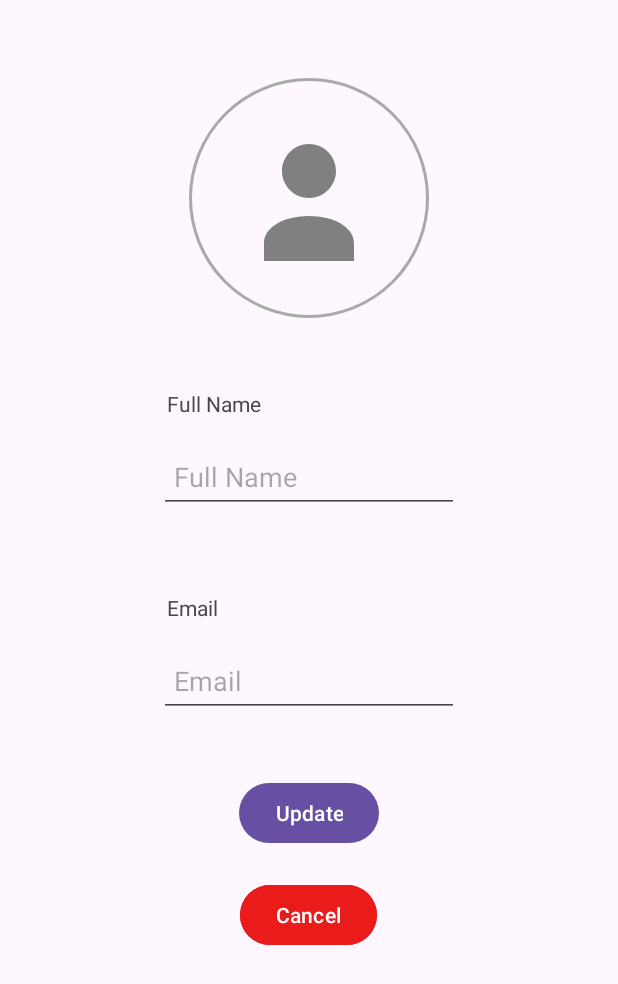
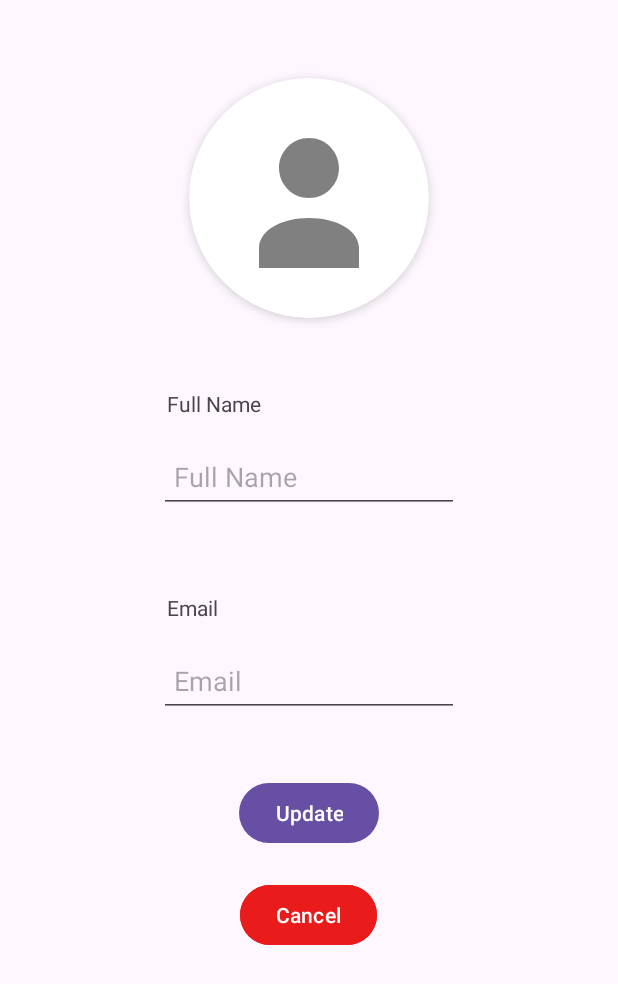
Before and after one commit to DolevNoa/Bookworm, an Android app: the ProfileFragment screen opened through its navigation route, on a phone screen of 412 x 824 dp. Shown: the top 984 px of the screen. Run offline under Robolectric (Android 15) with nearby library versions, the light colour scheme and no system bars; our stand-ins replace Firebase (no records; nobody signed in at launch, a user with empty details on screens opened directly).

Commit message:
Add card to view the image in a circle border

```diff
--- a/app/src/main/res/layout/fragment_profile.xml
+++ b/app/src/main/res/layout/fragment_profile.xml
@@ -10,17 +10,25 @@
     android:orientation="vertical"
     tools:context=".ui.userProfile.ProfileFragment">
 
-    <ImageView
-        android:id="@+id/profileImage"
+    <androidx.cardview.widget.CardView
         android:layout_width="160dp"
         android:layout_height="160dp"
         android:layout_marginTop="32dp"
-        android:clickable="true"
-        android:contentDescription="@string/profile_image"
-        android:scaleType="centerCrop"
-        android:src="@drawable/default_avatar"
-        android:background="@drawable/circle_border"
-        android:padding="8dp" />
+        app:cardCornerRadius="80dp"
+        app:cardElevation="4dp">
+
+        <ImageView
+            android:id="@+id/profileImage"
+            android:layout_width="match_parent"
+            android:layout_height="match_parent"
+            android:layout_gravity="center"
+            android:clickable="true"
+            android:contentDescription="@string/profile_image"
+            android:scaleType="centerCrop"
+            android:src="@drawable/default_avatar"
+            />
+
+    </androidx.cardview.widget.CardView>
 
     <TextView
         android:id="@+id/textView"
```
